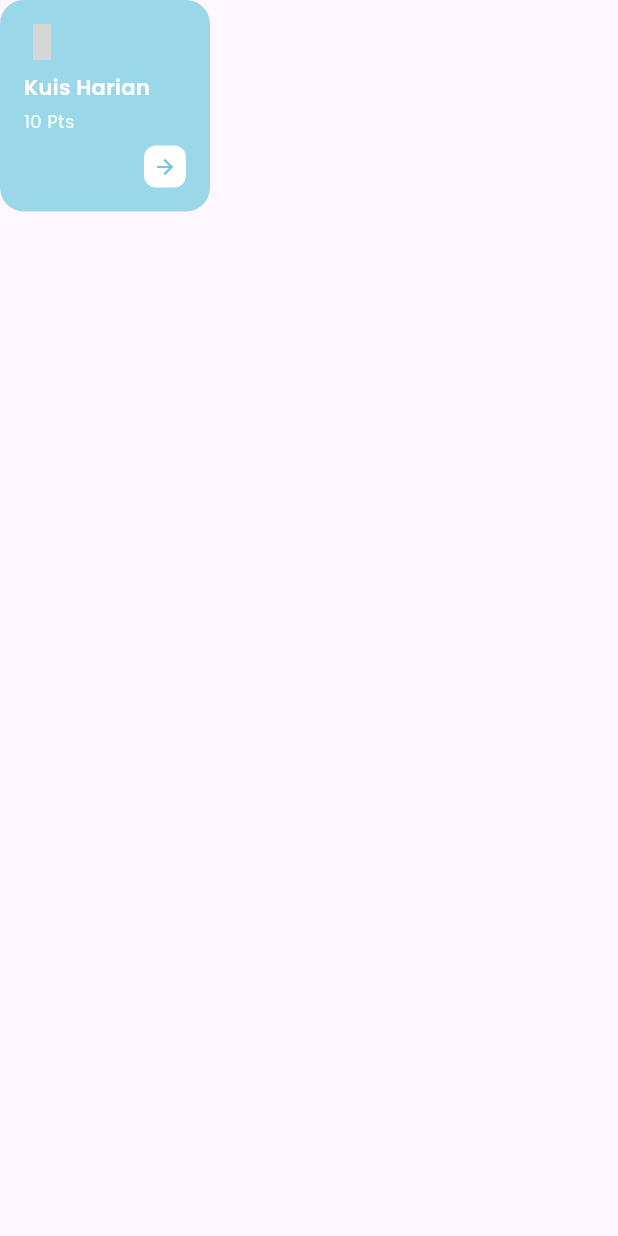
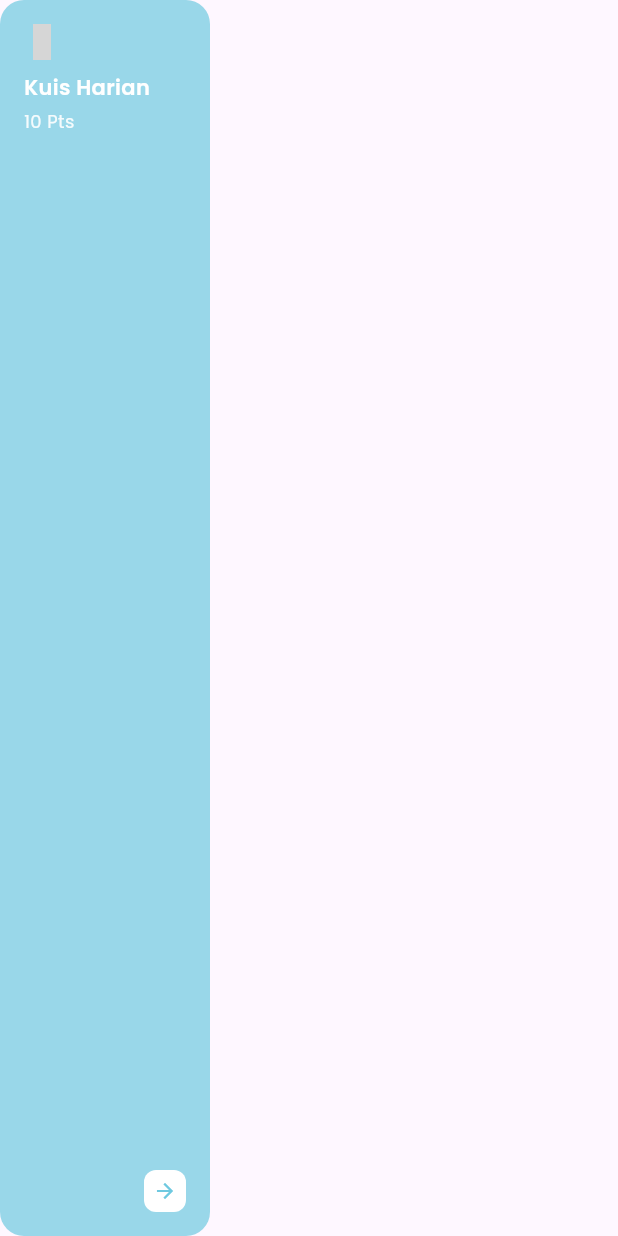
Before and after one commit to alkausarhapis/CarbonQuest_Mobile, a Flutter app: the QuizCardHomeWidget widget shown alone on an empty page, opened directly, on a phone screen of 412 x 824 dp. Run offline on Flutter 3.47's test engine with Material 3 defaults, Android fonts, the phone set to English and light mode, and no system bars; our stand-ins replace google_fonts, iconsax_plus; grey boxes are pictures that could not be loaded.

Commit message:
fix: overflow error

```diff
--- a/lib/view/home_screen.dart
+++ b/lib/view/home_screen.dart
@@ -25,7 +25,7 @@ class _HomeScreenState extends State<HomeScreen> {
     ChartData(value: 85, label: '27', isHighlighted: true),
     ChartData(value: 45, label: '28'),
     ChartData(value: 75, label: '29'),
-    ChartData(value: 90, label: '30', isHighlighted: true),
+    ChartData(value: 100, label: '30', isHighlighted: true),
   ];
 
   @override
--- a/lib/view/widgets/quiz_card_home_widget.dart
+++ b/lib/view/widgets/quiz_card_home_widget.dart
@@ -49,7 +49,8 @@ class QuizCardHomeWidget extends StatelessWidget {
               ),
             ),
             const SizedBox(height: 8),
-            Align(
+            Expanded(
+              child: Align(
                 alignment: Alignment.bottomRight,
                 child: Container(
                   padding: const EdgeInsets.all(6),
@@ -64,6 +65,7 @@ class QuizCardHomeWidget extends StatelessWidget {
                   ),
                 ),
               ),
+            ),
           ],
         ),
       ),
--- a/lib/view/widgets/weekly_chart_widget.dart
+++ b/lib/view/widgets/weekly_chart_widget.dart
@@ -92,7 +92,7 @@ class _ChartBar extends StatelessWidget {
   @override
   Widget build(BuildContext context) {
     final normalizedHeight = (value / 100) * 120;
-    final displayHeight = normalizedHeight.clamp(0.0, 120.0);
+    final displayHeight = normalizedHeight.clamp(0.0, 100.0);
 
     return Flexible(
       child: GestureDetector(
```
Lines whose indentation alone changed are shown as unchanged.
